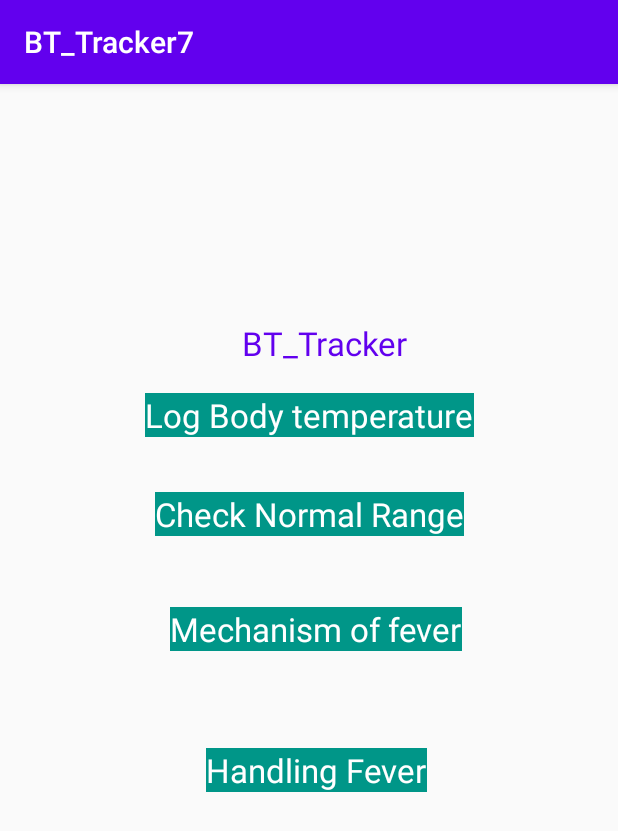
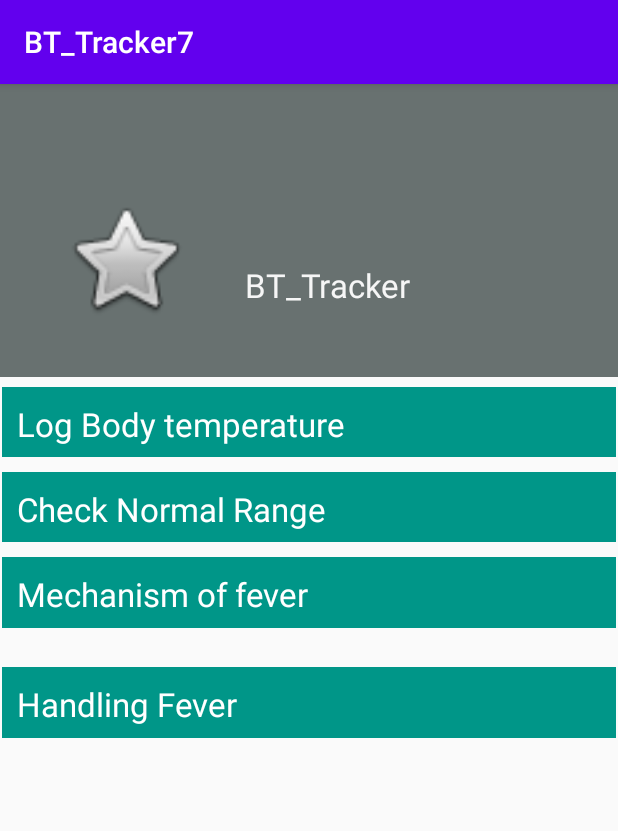
Before and after one commit to Sou-KIKUCHI/BT_Tracker7, an Android app: the screen it shows after launch (MainActivity), on a phone screen of 412 x 824 dp. Shown: the top 831 px of the screen. Run offline under Robolectric (Android 15) with nearby library versions, the phone set to English and light mode, and no system bars.

Commit message:
styled up Button 1

```diff
--- a/app/src/main/res/layout/activity_main.xml
+++ b/app/src/main/res/layout/activity_main.xml
@@ -6,80 +6,124 @@
     android:layout_height="match_parent"
     tools:context=".MainActivity">
 
+    <View
+        android:id="@+id/TitleBackground"
+        android:layout_width="0dp"
+        android:layout_height="195dp"
+        android:background="#687170"
+        app:layout_constraintEnd_toEndOf="parent"
+        app:layout_constraintStart_toStartOf="parent"
+        app:layout_constraintTop_toTopOf="parent" />
+
     <TextView
-        android:id="@+id/MainButton4"
-        android:layout_width="wrap_content"
-        android:layout_height="wrap_content"
-        android:background="#009688"
-        android:text="Handling Fever"
+        android:layout_width="146dp"
+        android:layout_height="32dp"
+        android:layout_marginStart="32dp"
+        android:layout_marginLeft="32dp"
+        android:layout_marginBottom="44dp"
+        android:text="BT_Tracker"
         android:textAppearance="@style/TextAppearance.AppCompat.Large"
-        android:textColor="#FFFFFF"
-        android:onClick="goToHandlingActivity"
+        android:textColor="#F6FBFBFB"
+        android:textColorHighlight="#FCFFFFFF"
+        app:layout_constraintBottom_toBottomOf="@+id/TitleBackground"
+        app:layout_constraintStart_toEndOf="@+id/TitleImage" />
+
+    <ImageView
+        android:id="@+id/TitleImage"
+        android:layout_width="95dp"
+        android:layout_height="85dp"
+        android:layout_marginStart="36dp"
+        android:layout_marginLeft="36dp"
+        android:layout_marginBottom="36dp"
+        app:layout_constraintBottom_toBottomOf="@+id/TitleBackground"
+        app:layout_constraintStart_toStartOf="@+id/TitleBackground"
+        app:srcCompat="@android:drawable/btn_star" />
+
+    <LinearLayout
+        android:layout_width="409dp"
+        android:layout_height="234dp"
+        android:orientation="vertical"
         app:layout_constraintBottom_toBottomOf="parent"
         app:layout_constraintEnd_toEndOf="parent"
-        app:layout_constraintHorizontal_bias="0.52"
         app:layout_constraintStart_toStartOf="parent"
-        app:layout_constraintTop_toTopOf="parent"
-        app:layout_constraintVertical_bias="0.599" />
+        app:layout_constraintTop_toBottomOf="@+id/TitleBackground"
+        app:layout_constraintVertical_bias="0.01999998">
+
+        <TextView
+            android:id="@+id/MainButton1"
+            android:layout_width="match_parent"
+            android:layout_height="wrap_content"
+            android:layout_weight="1"
+            android:background="#009688"
+            android:onClick="goToLogActivity"
+            android:paddingLeft="10dp"
+            android:paddingTop="10dp"
+            android:text="Log Body temperature"
+            android:textAppearance="@style/TextAppearance.AppCompat.Large"
+            android:textColor="#FFFFFF" />
+
+        <View
+            android:id="@+id/view"
+            android:layout_width="match_parent"
+            android:layout_height="10dp"
+            android:layout_marginEnd="16dp"
+            android:layout_marginRight="16dp"
+            app:layout_constraintEnd_toEndOf="parent" />
+
+        <TextView
+            android:id="@+id/MainButton2"
+            android:layout_width="match_parent"
+            android:layout_height="wrap_content"
+            android:layout_weight="1"
+            android:background="#009688"
+            android:onClick="goToNormalActivity"
+            android:paddingLeft="10dp"
+            android:paddingTop="10dp"
+            android:text="Check Normal Range"
+            android:textAppearance="@style/TextAppearance.AppCompat.Large"
+            android:textColor="#FFFFFF" />
+
+        <View
+            android:id="@+id/view2"
+            android:layout_width="match_parent"
+            android:layout_height="10dp" />
 
         <TextView
             android:id="@+id/MainButton3"
-        android:layout_width="wrap_content"
+            android:layout_width="match_parent"
             android:layout_height="wrap_content"
+            android:layout_weight="1"
             android:background="#009688"
+            android:onClick="goToMechanismActivity"
+            android:paddingLeft="10dp"
+            android:paddingTop="10dp"
             android:text="Mechanism of fever"
             android:textAppearance="@style/TextAppearance.AppCompat.Large"
-        android:textColor="#FFFFFF"
-        android:onClick="goToMechanismActivity"
-        app:layout_constraintBottom_toBottomOf="parent"
+            android:textColor="#FFFFFF" />
+
+        <View
+            android:id="@+id/view4"
+            android:layout_width="match_parent"
+            android:layout_height="10dp"
+            android:layout_marginTop="16dp"
+            android:layout_marginEnd="16dp"
+            android:layout_marginRight="16dp"
             app:layout_constraintEnd_toEndOf="parent"
-        app:layout_constraintHorizontal_bias="0.52"
-        app:layout_constraintStart_toStartOf="parent"
-        app:layout_constraintTop_toTopOf="parent"
-        app:layout_constraintVertical_bias="0.472" />
+            app:layout_constraintTop_toTopOf="parent" />
 
         <TextView
-        android:layout_width="wrap_content"
+            android:id="@+id/MainButton4"
+            android:layout_width="match_parent"
             android:layout_height="wrap_content"
-        android:text="BT_Tracker"
+            android:layout_weight="1"
+            android:background="#009688"
+            android:onClick="goToHandlingActivity"
+            android:paddingLeft="10dp"
+            android:paddingTop="10dp"
+            android:text="Handling Fever"
             android:textAppearance="@style/TextAppearance.AppCompat.Large"
-        android:textColor="@color/colorPrimary"
-        app:layout_constraintBottom_toBottomOf="parent"
-        app:layout_constraintHorizontal_bias="0.535"
-        app:layout_constraintLeft_toLeftOf="parent"
-        app:layout_constraintRight_toRightOf="parent"
-        app:layout_constraintTop_toTopOf="parent"
-        app:layout_constraintVertical_bias="0.214" />
-
-    <TextView
-        android:id="@+id/MainButton2"
-        android:layout_width="wrap_content"
-        android:layout_height="wrap_content"
-        android:background="#009688"
-        android:text="Check Normal Range"
-        android:textAppearance="@style/TextAppearance.AppCompat.Large"
-        android:textColor="#FFFFFF"
-        android:onClick="goToNormalActivity"
-        app:layout_constraintBottom_toBottomOf="parent"
-        app:layout_constraintEnd_toEndOf="parent"
-        app:layout_constraintStart_toStartOf="parent"
-        app:layout_constraintTop_toTopOf="parent"
-        app:layout_constraintVertical_bias="0.368" />
-
-    <TextView
-        android:id="@+id/MainButton1"
-        android:layout_width="wrap_content"
-        android:layout_height="wrap_content"
-        android:background="#009688"
-        android:text="Log Body temperature"
-        android:textAppearance="@style/TextAppearance.AppCompat.Large"
-        android:textColor="#FFFFFF"
-        android:onClick="goToLogActivity"
-        app:layout_constraintBottom_toBottomOf="parent"
-        app:layout_constraintEnd_toEndOf="parent"
-        app:layout_constraintStart_toStartOf="parent"
-        app:layout_constraintTop_toTopOf="parent"
-        app:layout_constraintVertical_bias="0.279" />
+            android:textColor="#FFFFFF" />
+    </LinearLayout>
 
     goto
     parent
```
Lines whose indentation alone changed are shown as unchanged.
